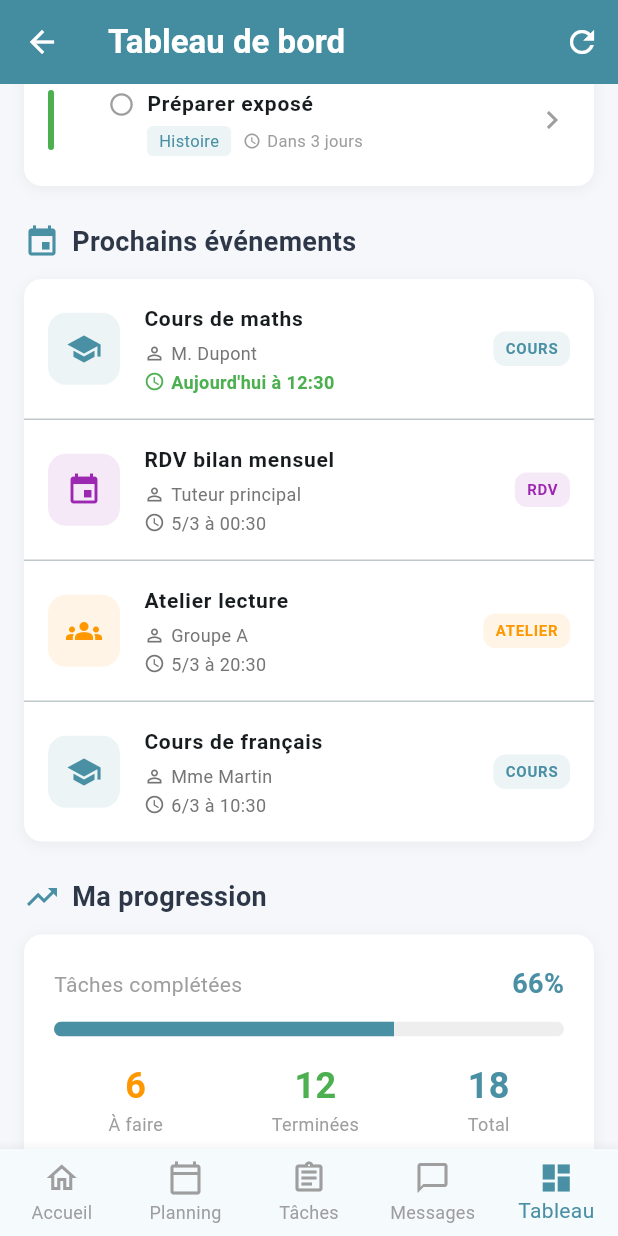
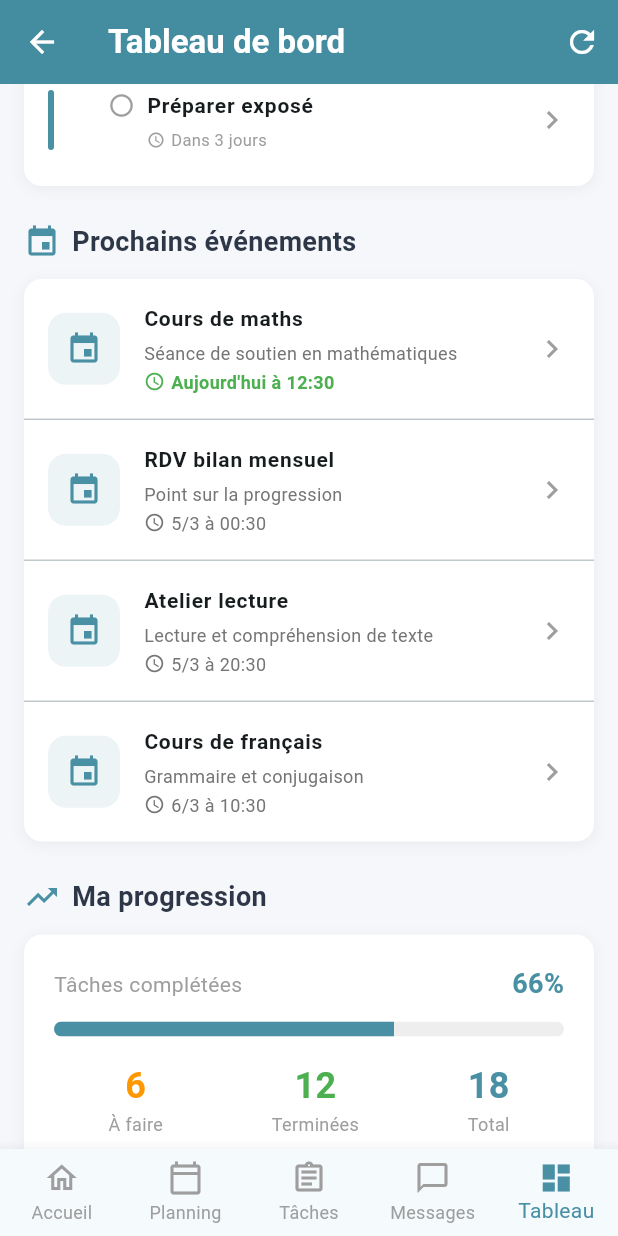
Before and after one commit to tancredeCastets/Learn_At_Home, a Flutter app: the DashboardPage screen opened directly, scrolled down 576 dp, on a phone screen of 412 x 824 dp. Run offline on Flutter 3.47's test engine with Material 3 defaults, Android fonts, the phone set to English and light mode, and no system bars.

Commit message:
[Feat] modif dashboard

```diff
--- a/learn_at_home_mobile/lib/pages/dashboard_page.dart
+++ b/learn_at_home_mobile/lib/pages/dashboard_page.dart
@@ -16,23 +16,20 @@ class _DashboardPageState extends State<DashboardPage> {
   final List<Map<String, dynamic>> _upcomingTasks = [
     {
       'title': 'Exercices de mathématiques',
+      'description': 'Faire les exercices 1 à 10 page 42',
       'dueDate': DateTime.now().add(const Duration(days: 1)),
-      'priority': 'haute',
-      'subject': 'Mathématiques',
       'status': 'todo',
     },
     {
       'title': 'Révision chapitre 5',
+      'description': 'Relire et résumer le chapitre',
       'dueDate': DateTime.now().add(const Duration(days: 2)),
-      'priority': 'moyenne',
-      'subject': 'Français',
       'status': 'in_progress',
     },
     {
       'title': 'Préparer exposé',
+      'description': 'Recherches et plan de l\'exposé',
       'dueDate': DateTime.now().add(const Duration(days: 3)),
-      'priority': 'basse',
-      'subject': 'Histoire',
       'status': 'todo',
     },
   ];
@@ -40,27 +37,23 @@ class _DashboardPageState extends State<DashboardPage> {
   final List<Map<String, dynamic>> _upcomingEvents = [
     {
       'title': 'Cours de maths',
+      'description': 'Séance de soutien en mathématiques',
       'date': DateTime.now().add(const Duration(hours: 2)),
-      'type': 'cours',
-      'with': 'M. Dupont',
     },
     {
       'title': 'RDV bilan mensuel',
+      'description': 'Point sur la progression',
       'date': DateTime.now().add(const Duration(days: 1, hours: 14)),
-      'type': 'rdv',
-      'with': 'Tuteur principal',
     },
     {
       'title': 'Atelier lecture',
+      'description': 'Lecture et compréhension de texte',
       'date': DateTime.now().add(const Duration(days: 2, hours: 10)),
-      'type': 'atelier',
-      'with': 'Groupe A',
     },
     {
       'title': 'Cours de français',
+      'description': 'Grammaire et conjugaison',
       'date': DateTime.now().add(const Duration(days: 3)),
-      'type': 'cours',
-      'with': 'Mme Martin',
     },
   ];
 
@@ -351,12 +344,6 @@ class _DashboardPageState extends State<DashboardPage> {
   }
 
   Widget _buildTaskItem(Map<String, dynamic> task) {
-    final priorityColors = {
-      'haute': Colors.red,
-      'moyenne': Colors.orange,
-      'basse': Colors.green,
-    };
-
     final statusIcons = {
       'todo': Icons.radio_button_unchecked,
       'in_progress': Icons.pending,
@@ -372,7 +359,7 @@ class _DashboardPageState extends State<DashboardPage> {
         width: 4,
         height: 40,
         decoration: BoxDecoration(
-          color: priorityColors[task['priority']],
+          color: const Color(0xFF4A90A4),
           borderRadius: BorderRadius.circular(2),
         ),
       ),
@@ -399,21 +386,6 @@ class _DashboardPageState extends State<DashboardPage> {
         padding: const EdgeInsets.only(left: 26, top: 4),
         child: Row(
           children: [
-            Container(
-              padding: const EdgeInsets.symmetric(horizontal: 8, vertical: 2),
-              decoration: BoxDecoration(
-                color: const Color(0xFF4A90A4).withOpacity(0.1),
-                borderRadius: BorderRadius.circular(4),
-              ),
-              child: Text(
-                task['subject'],
-                style: const TextStyle(
-                  fontSize: 11,
-                  color: Color(0xFF4A90A4),
-                ),
-              ),
-            ),
-            const SizedBox(width: 8),
             Icon(
               Icons.access_time,
               size: 12,
@@ -464,18 +436,6 @@ class _DashboardPageState extends State<DashboardPage> {
   }
 
   Widget _buildEventItem(Map<String, dynamic> event) {
-    final typeColors = {
-      'cours': const Color(0xFF4A90A4),
-      'rdv': Colors.purple,
-      'atelier': Colors.orange,
-    };
-
-    final typeIcons = {
-      'cours': Icons.school,
-      'rdv': Icons.event,
-      'atelier': Icons.groups,
-    };
-
     final eventDate = event['date'] as DateTime;
     final isToday = eventDate.day == DateTime.now().day &&
         eventDate.month == DateTime.now().month &&
@@ -487,12 +447,12 @@ class _DashboardPageState extends State<DashboardPage> {
         width: 48,
         height: 48,
         decoration: BoxDecoration(
-          color: typeColors[event['type']]!.withOpacity(0.1),
+          color: const Color(0xFF4A90A4).withOpacity(0.1),
           borderRadius: BorderRadius.circular(12),
         ),
-        child: Icon(
-          typeIcons[event['type']],
-          color: typeColors[event['type']],
+        child: const Icon(
+          Icons.event,
+          color: Color(0xFF4A90A4),
         ),
       ),
       title: Text(
@@ -506,23 +466,16 @@ class _DashboardPageState extends State<DashboardPage> {
         crossAxisAlignment: CrossAxisAlignment.start,
         children: [
           const SizedBox(height: 4),
-          Row(
-            children: [
-              Icon(
-                Icons.person_outline,
-                size: 14,
+          if (event['description'] != null && event['description'].isNotEmpty)
+            Text(
+              event['description'],
+              style: TextStyle(
+                fontSize: 12,
                 color: Colors.grey[600],
               ),
-              const SizedBox(width: 4),
-              Text(
-                event['with'],
-                style: TextStyle(
-                  fontSize: 12,
-                  color: Colors.grey[600],
-                ),
-              ),
-            ],
-          ),
+              maxLines: 1,
+              overflow: TextOverflow.ellipsis,
+            ),
           const SizedBox(height: 2),
           Row(
             children: [
@@ -544,21 +497,7 @@ class _DashboardPageState extends State<DashboardPage> {
           ),
         ],
       ),
-      trailing: Container(
-        padding: const EdgeInsets.symmetric(horizontal: 8, vertical: 4),
-        decoration: BoxDecoration(
-          color: typeColors[event['type']]!.withOpacity(0.1),
-          borderRadius: BorderRadius.circular(8),
-        ),
-        child: Text(
-          _getEventTypeLabel(event['type']),
-          style: TextStyle(
-            fontSize: 10,
-            fontWeight: FontWeight.bold,
-            color: typeColors[event['type']],
-          ),
-        ),
-      ),
+      trailing: const Icon(Icons.chevron_right, color: Colors.grey),
       onTap: () {
         // Navigation vers les détails de l'événement
       },
@@ -680,17 +619,4 @@ class _DashboardPageState extends State<DashboardPage> {
       return '${date.day}/${date.month} à $time';
     }
   }
-
-  String _getEventTypeLabel(String type) {
-    switch (type) {
-      case 'cours':
-        return 'COURS';
-      case 'rdv':
-        return 'RDV';
-      case 'atelier':
-        return 'ATELIER';
-      default:
-        return type.toUpperCase();
-    }
-  }
 }
```
